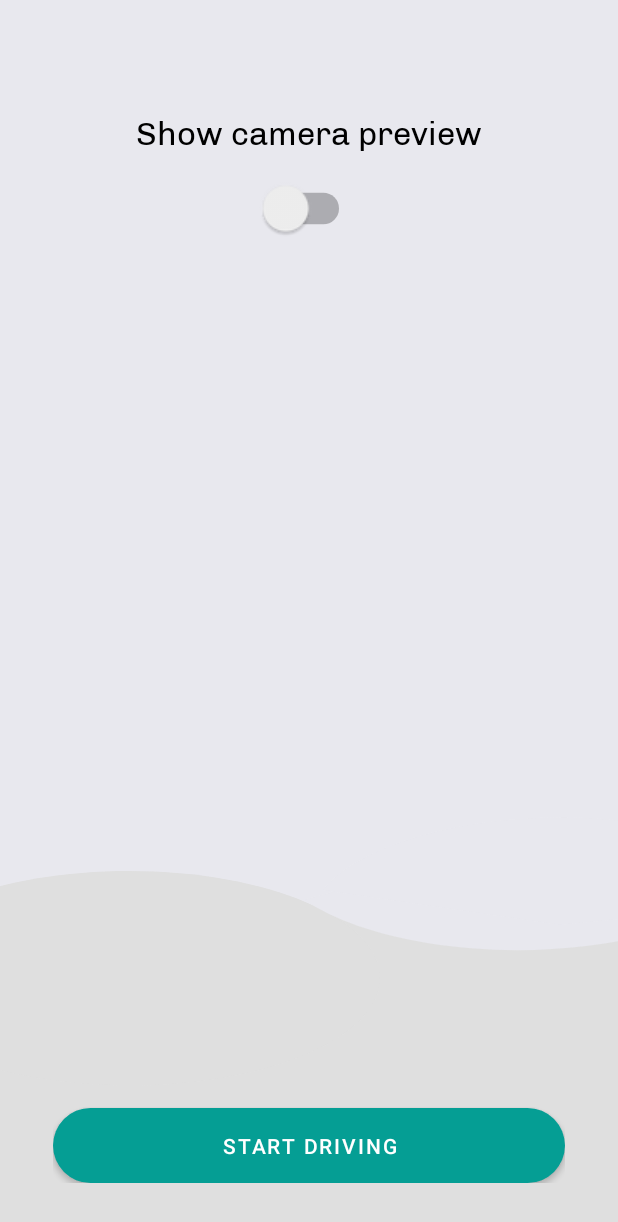
After one commit to jan-lewandoski/wakey, an Android app: the HomeActivity screen opened directly, with no data from a screen before it, on a phone screen of 412 x 824 dp. The commit adds this screen. Shown: the top 1222 px of the screen. Run offline under Robolectric (Android 15) with nearby library versions, the phone set to English and light mode, and no system bars; libraries missing offline, so code that uses them is left out: com.google.mlkit.vision.

Commit message:
Add home screen

```diff
--- a/app/src/main/AndroidManifest.xml
+++ b/app/src/main/AndroidManifest.xml
@@ -13,12 +13,16 @@
         android:roundIcon="@mipmap/ic_launcher_round"
         android:supportsRtl="true"
         android:theme="@style/Theme.Wakey">
+        <activity android:name=".activities.home.HomeActivity"></activity>
 
         <service android:name=".services.CamService" />
 
-        <activity android:name=".activities.MainActivity" android:screenOrientation="portrait">
+        <activity
+            android:name=".activities.MainActivity"
+            android:screenOrientation="portrait">
             <intent-filter>
                 <action android:name="android.intent.action.MAIN" />
+
                 <category android:name="android.intent.category.LAUNCHER" />
             </intent-filter>
         </activity>
--- /dev/null
+++ b/app/src/main/java/com/eps/wakey/activities/home/HomeActivity.kt
@@ -0,0 +1,138 @@
+package com.eps.wakey.activities.home
+
+import android.Manifest
+import android.content.BroadcastReceiver
+import android.content.Context
+import android.content.Intent
+import android.content.IntentFilter
+import android.content.pm.PackageManager
+import android.os.Build
+import android.os.Bundle
+import android.view.View
+import android.widget.Toast
+import androidx.appcompat.app.AppCompatActivity
+import androidx.core.app.ActivityCompat
+import androidx.core.content.ContextCompat
+import com.eps.wakey.R
+import com.eps.wakey.utils.isServiceRunning
+import android.provider.Settings
+import android.util.Log
+import android.widget.CompoundButton
+import com.eps.wakey.services.CamService
+import kotlinx.android.synthetic.main.activity_home.*
+
+
+class HomeActivity : AppCompatActivity() {
+
+    private val receiver = object: BroadcastReceiver() {
+        override fun onReceive(p0: Context?, p1: Intent?) {
+            when (p1?.action) {
+                CamService.ACTION_STOPPED -> flipButtonVisibility(false)
+            }
+        }
+    }
+
+    override fun onCreate(savedInstanceState: Bundle?) {
+        super.onCreate(savedInstanceState)
+
+        setContentView(R.layout.activity_home)
+
+        initView()
+
+        val permission = Manifest.permission.CAMERA
+
+        if (ContextCompat.checkSelfPermission(this, permission) != PackageManager.PERMISSION_GRANTED) {
+            ActivityCompat.requestPermissions(this, arrayOf(permission), CODE_PERM_CAMERA)
+        }
+    }
+
+    override fun onResume() {
+        super.onResume()
+
+        registerReceiver(receiver, IntentFilter(CamService.ACTION_STOPPED))
+
+        val running = isServiceRunning(this, CamService::class.java)
+
+        flipButtonVisibility(running)
+    }
+
+    override fun onPause() {
+        super.onPause()
+
+        unregisterReceiver(receiver)
+    }
+
+    override fun onRequestPermissionsResult(requestCode: Int, permissions: Array<out String>, grantResults: IntArray) {
+        super.onRequestPermissionsResult(requestCode, permissions, grantResults)
+
+        when (requestCode) {
+            CODE_PERM_CAMERA -> {
+                if (grantResults?.firstOrNull() != PackageManager.PERMISSION_GRANTED) {
+                    Toast.makeText(this, getString(R.string.err_no_cam_permission), Toast.LENGTH_LONG).show()
+                    finish()
+                }
+            }
+        }
+    }
+
+    private fun initView() {
+
+        val sharedPref = applicationContext.getSharedPreferences("home", MODE_PRIVATE)
+        switchPreview.isChecked = sharedPref.getBoolean("WITH_PREVIEW", false)
+
+        switchPreview.setOnCheckedChangeListener { compoundButton: CompoundButton, b: Boolean ->
+            val editor = sharedPref.edit()
+            editor.putBoolean("WITH_PREVIEW", switchPreview.isChecked)
+            editor.apply()
+        }
+
+        butStart.setOnClickListener {
+
+            if (switchPreview.isChecked) {
+                if (Build.VERSION.SDK_INT >= Build.VERSION_CODES.M && !Settings.canDrawOverlays(this)) {
+
+                    // Don't have permission to draw over other apps yet - ask user to give permission
+                    val settingsIntent = Intent(Settings.ACTION_MANAGE_OVERLAY_PERMISSION)
+                    startActivityForResult(settingsIntent, CODE_PERM_SYSTEM_ALERT_WINDOW)
+                    return@setOnClickListener
+                }
+                            }
+
+            if (!isServiceRunning(this, CamService::class.java)) {
+               if (switchPreview.isChecked)  notifyService(CamService.ACTION_START_WITH_PREVIEW)
+               else notifyService(CamService.ACTION_START)
+                finish()
+            }
+
+            moveTaskToBack(true)
+        }
+
+
+        butStop.setOnClickListener {
+            stopService(Intent(this, CamService::class.java))
+        }
+    }
+
+    private fun notifyService(action: String) {
+
+        val intent = Intent(this, CamService::class.java)
+        intent.action = action
+        Log.d("SERVICE_NOTIFIED", "Should start service")
+        startService(intent)
+    }
+
+    private fun flipButtonVisibility(running: Boolean) {
+
+        butStart?.visibility =  if (running) View.GONE else View.VISIBLE
+        butStop?.visibility =  if (running) View.VISIBLE else View.GONE
+    }
+
+
+    companion object {
+
+        val CODE_PERM_SYSTEM_ALERT_WINDOW = 6111
+        val CODE_PERM_CAMERA = 6112
+    }
+
+
+}
--- a/app/src/main/java/com/eps/wakey/activities/onboarding/screens/TimeToDrive.kt
+++ b/app/src/main/java/com/eps/wakey/activities/onboarding/screens/TimeToDrive.kt
@@ -21,7 +21,7 @@ class TimeToDrive : Fragment() {
         val viewPager = activity?.findViewById<ViewPager2>(R.id.viewPager)
 
         view.buttonFinish.setOnClickListener {
-            findNavController().navigate(R.id.action_viewPagerFragment_to_homeFragment)
+            findNavController().navigate(R.id.action_viewPagerFragment_to_homeActivity)
             onboardingFinished()
         }
         return view
--- a/app/src/main/java/com/eps/wakey/fragments/SplashFragment.kt
+++ b/app/src/main/java/com/eps/wakey/fragments/SplashFragment.kt
@@ -19,7 +19,7 @@ class SplashFragment : Fragment() {
 
         Handler().postDelayed({
             if (onboardingFinished()) {
-                findNavController().navigate(R.id.action_splashFragment3_to_homeFragment)
+                findNavController().navigate(R.id.action_splashFragment3_to_homeActivity)
             } else {
                 findNavController().navigate(R.id.action_splashFragment3_to_viewPagerFragment)
             }
--- /dev/null
+++ b/app/src/main/res/drawable/home_background.xml
@@ -0,0 +1,25 @@
+<?xml version="1.0" encoding="utf-8"?>
+<vector xmlns:android="http://schemas.android.com/apk/res/android"
+    android:width="360dp"
+    android:height="640dp"
+    android:viewportWidth="360"
+    android:viewportHeight="640">
+
+    <group>
+        <path
+            android:fillColor="#E8E8EE"
+            android:pathData="M 0 0 H 360 V 640 H 0 V 0 Z" />
+        <path
+            android:fillColor="#DFDFDF"
+            android:pathData="M 0 474 H 360 V 680 H 0 V 474 Z" />
+        <path
+            android:fillColor="#DFDFDF"
+            android:pathData="M 87 451 C 158.797017478 451 217 475.848196384 217 506.5 C 217 537.151803616 158.797017478 562 87 562 C 15.202982522 562 -43 537.151803616 -43 506.5 C -43 475.848196384 15.202982522 451 87 451 Z" />
+        <path
+            android:fillColor="#E8E8EE"
+            android:pathData="M418 436.5C418 448.549 408.816 460.27 391.835 469.894C374.854 479.517 350.998 486.521 323.872 489.845C296.746 493.17 267.822 492.636 241.469 488.323C215.117 484.01 192.767 476.154 177.797 465.94L288 436.5H418Z" />
+        <path
+            android:fillColor="#E8E8EE"
+            android:pathData="M187.413 460.865C196.711 449.467 214.427 439.651 237.887 432.899C261.346 426.147 289.274 422.825 317.451 423.437C345.629 424.048 372.526 428.558 394.079 436.287C415.632 444.015 430.671 454.542 436.924 466.277L310.156 478.866L187.413 460.865Z" />
+    </group>
+</vector>
--- /dev/null
+++ b/app/src/main/res/drawable/rounded_button_background.xml
@@ -0,0 +1,13 @@
+<?xml version="1.0" encoding="utf-8"?>
+<shape xmlns:android="http://schemas.android.com/apk/res/android"
+    android:shape="rectangle">
+
+    <corners android:radius="50dp"/>
+    <solid android:color="@color/green"/>
+    <padding
+        android:bottom="5dp"
+        android:left="10dp"
+        android:right="10dp"
+        android:top="5dp"/>
+
+</shape>
--- /dev/null
+++ b/app/src/main/res/layout/activity_home.xml
@@ -0,0 +1,82 @@
+<?xml version="1.0" encoding="utf-8"?>
+<androidx.constraintlayout.widget.ConstraintLayout xmlns:android="http://schemas.android.com/apk/res/android"
+    xmlns:app="http://schemas.android.com/apk/res-auto"
+    xmlns:tools="http://schemas.android.com/tools"
+    android:layout_width="match_parent"
+    android:layout_height="match_parent"
+    tools:context=".activities.home.HomeActivity">
+
+    <ImageView
+        android:layout_width="match_parent"
+        android:layout_height="match_parent"
+        android:src="@drawable/home_background"
+        android:foregroundGravity="bottom"
+        android:scaleType="centerCrop"
+        android:adjustViewBounds="true"
+        />
+
+    <LinearLayout
+        android:layout_width="match_parent"
+        android:layout_height="match_parent"
+        android:orientation="vertical"
+        android:padding="25dp"
+        android:layout_marginTop="50dp"
+        >
+        <TextView
+            android:layout_width="match_parent"
+            android:layout_height="wrap_content"
+            android:text="Show camera preview"
+            android:textAlignment="center"
+            android:textSize="22dp"
+            android:fontFamily="@font/chivo_regular"
+            android:textColor="@color/black"
+            />
+        <LinearLayout
+            android:layout_width="match_parent"
+            android:layout_height="wrap_content"
+            android:gravity="center">
+            <Switch
+                android:id="@+id/switchPreview"
+                android:layout_width="wrap_content"
+                android:layout_height="wrap_content"
+                android:padding="25dp"
+                android:textSize="16dp"
+                android:scaleX="1.5"
+                android:scaleY="1.5"
+                android:textAlignment="center"
+                />
+
+        </LinearLayout>
+
+    </LinearLayout>
+
+    <LinearLayout
+        android:layout_width="match_parent"
+        android:layout_height="match_parent"
+        android:gravity="bottom"
+        android:padding="35dp"
+        >
+
+        <Button android:id="@+id/butStart"
+            android:layout_width="match_parent"
+            android:layout_height="wrap_content"
+            android:text="Start driving"
+            android:height="50dp"
+            android:layout_gravity="bottom"
+            android:background="@drawable/rounded_button_background"
+            />
+    </LinearLayout>
+
+
+
+    <Button android:id="@+id/butStop"
+        android:visibility="gone"
+        android:text="Stop"
+        android:textSize="22sp"
+        android:layout_width="wrap_content"
+        android:layout_height="wrap_content"
+        app:layout_constraintStart_toStartOf="parent"
+        android:layout_marginStart="8dp" app:layout_constraintEnd_toEndOf="parent" android:layout_marginEnd="8dp"
+        android:layout_marginBottom="32dp" app:layout_constraintBottom_toBottomOf="parent"/>
+
+</androidx.constraintlayout.widget.ConstraintLayout>
--- a/app/src/main/res/layout/fragment_home.xml
+++ b/app/src/main/res/layout/fragment_home.xml
@@ -3,7 +3,7 @@
     xmlns:tools="http://schemas.android.com/tools"
     android:layout_width="match_parent"
     android:layout_height="match_parent"
-    tools:context=".HomeFragment">
+    tools:context=".fragments.HomeFragment">
 
     <!-- TODO: Update blank fragment layout -->
     <TextView
```
Also changed, not shown: app/src/main/java/com/eps/wakey/HomeFragment.kt (deleted, +0 -18 lines), app/src/main/java/com/eps/wakey/activities/MainActivity.kt (+1 -118 lines), app/src/main/java/com/eps/wakey/services/CamService.kt (+0 -52 lines), app/src/main/res/layout/activity_main.xml (+0 -29 lines), app/src/main/res/navigation/my_nav.xml (+9 -9 lines).
